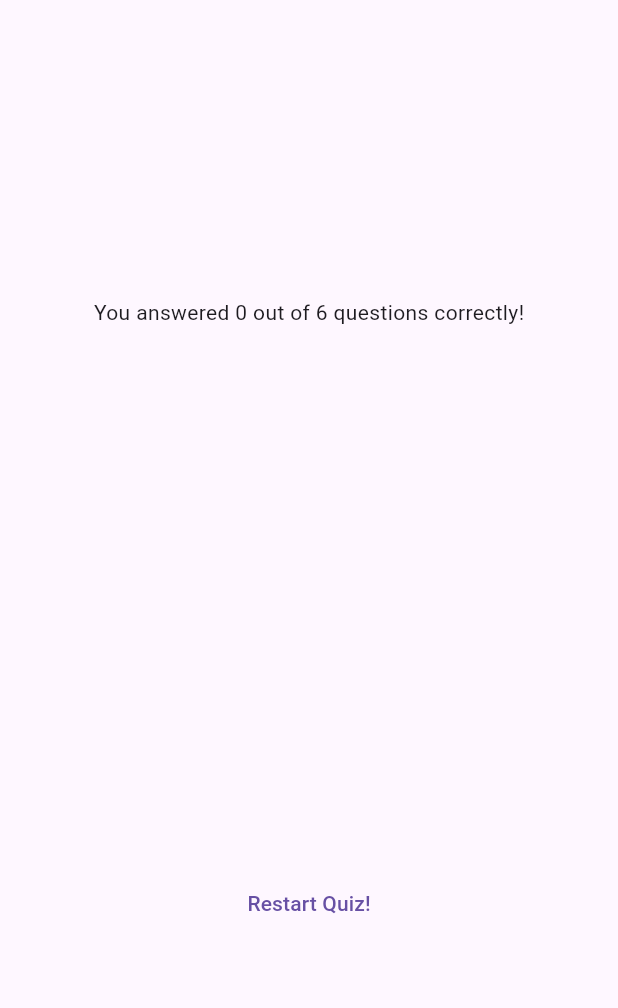
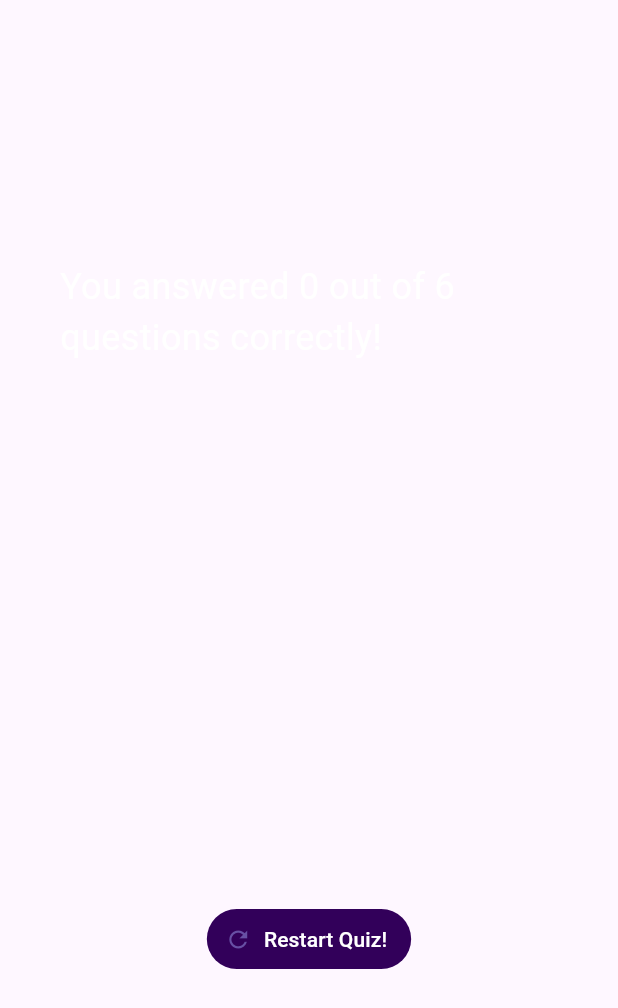
Before and after one commit to ZhivkoDimov/quiz, a Flutter app: the ResultsScreen widget shown alone on an empty page, opened directly with empty values, on a phone screen of 412 x 824 dp. Shown: the top 1008 px of the screen. Run offline on Flutter 3.47's test engine with Material 3 defaults, Android fonts, the phone set to English and light mode, and no system bars; our stand-ins replace google_fonts; Roboto replaces fonts that are missing (Abel).

Commit message:
Final commit

```diff
--- a/quiz/lib/results_screen.dart
+++ b/quiz/lib/results_screen.dart
@@ -1,11 +1,17 @@
 import 'package:flutter/material.dart';
+import 'package:google_fonts/google_fonts.dart';
 import 'package:quiz/data/questions.dart';
 import 'package:quiz/questions_summary.dart';
 
 class ResultsScreen extends StatelessWidget {
-  const ResultsScreen({super.key, required this.chosenAnswers});
+  const ResultsScreen({
+    super.key,
+    required this.chosenAnswers,
+    required this.onRestart,
+  });
 
   final List<String> chosenAnswers;
+  final void Function() onRestart;
 
   List<Map<String, Object>> getSummaryData() {
     final List<Map<String, Object>> summary = [];
@@ -38,13 +44,25 @@ class ResultsScreen extends StatelessWidget {
       child: Column(
         mainAxisAlignment: MainAxisAlignment.center,
       children: [
-        Text('You answered $numCorrectQuestions out of $numTotalQuestions questions correctly!'),
+        Text('You answered $numCorrectQuestions out of $numTotalQuestions questions correctly!', style: GoogleFonts.abel(
+          color: Colors.white,
+          fontSize: 24,
+        ),),
         SizedBox(height: 30),
         QuestionsSummary(summaryData: summaryData),
         SizedBox(height: 30),
-        TextButton(
-          onPressed: () {},
-          child: Text('Restart Quiz!'))
+        TextButton.icon(
+          style: TextButton.styleFrom(
+            backgroundColor: const Color.fromARGB(255, 50, 0, 90),
+          ),
+          onPressed: onRestart,
+          icon: Icon(Icons.refresh),
+          label: Text('Restart Quiz!',
+          style: GoogleFonts.abel(
+            color: Colors.white,
+          ),
+          )
+          )
         ],
       ),
     ),
```
Also changed, not shown: quiz/lib/questions_screen.dart (+10 -3 lines), quiz/lib/quiz.dart (+8 -1 lines).
